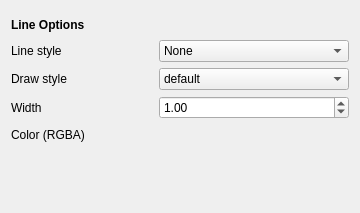
The window that qt/python/mantidqt/widgets/plotconfigdialog/curvestabwidget/linetabwidget/curves_tab_line_tab.ui (mantidproject/mantid) describes before a commit, drawn with Qt 5.
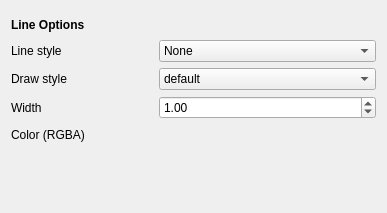
The same window after the commit.

Patch:
```diff
--- a/qt/python/mantidqt/widgets/plotconfigdialog/curvestabwidget/linetabwidget/curves_tab_line_tab.ui
+++ b/qt/python/mantidqt/widgets/plotconfigdialog/curvestabwidget/linetabwidget/curves_tab_line_tab.ui
@@ -6,12 +6,12 @@
    <rect>
     <x>0</x>
     <y>0</y>
-    <width>360</width>
+    <width>387</width>
     <height>213</height>
    </rect>
   </property>
   <property name="sizePolicy">
-   <sizepolicy hsizetype="Fixed" vsizetype="Fixed">
+   <sizepolicy hsizetype="Expanding" vsizetype="Expanding">
     <horstretch>0</horstretch>
     <verstretch>0</verstretch>
    </sizepolicy>
@@ -23,11 +23,95 @@
    <item row="0" column="0">
     <layout class="QGridLayout" name="grid_layout">
      <property name="sizeConstraint">
-      <enum>QLayout::SetFixedSize</enum>
+      <enum>QLayout::SetMinimumSize</enum>
      </property>
      <property name="topMargin">
       <number>5</number>
      </property>
+     <item row="3" column="2">
+      <widget class="QComboBox" name="draw_style_combo_box">
+       <property name="sizePolicy">
+        <sizepolicy hsizetype="Expanding" vsizetype="Expanding">
+         <horstretch>0</horstretch>
+         <verstretch>0</verstretch>
+        </sizepolicy>
+       </property>
+       <property name="minimumSize">
+        <size>
+         <width>200</width>
+         <height>20</height>
+        </size>
+       </property>
+       <item>
+        <property name="text">
+         <string>default</string>
+        </property>
+       </item>
+       <item>
+        <property name="text">
+         <string>steps</string>
+        </property>
+       </item>
+       <item>
+        <property name="text">
+         <string>steps-pre</string>
+        </property>
+       </item>
+       <item>
+        <property name="text">
+         <string>steps-mid</string>
+        </property>
+       </item>
+       <item>
+        <property name="text">
+         <string>steps-post</string>
+        </property>
+       </item>
+      </widget>
+     </item>
+     <item row="4" column="2">
+      <widget class="QDoubleSpinBox" name="line_width_spin_box">
+       <property name="sizePolicy">
+        <sizepolicy hsizetype="Expanding" vsizetype="Expanding">
+         <horstretch>0</horstretch>
+         <verstretch>0</verstretch>
+        </sizepolicy>
+       </property>
+       <property name="minimumSize">
+        <size>
+         <width>200</width>
+         <height>20</height>
+        </size>
+       </property>
+       <property name="decimals">
+        <number>2</number>
+       </property>
+       <property name="value">
+        <double>1.000000000000000</double>
+       </property>
+      </widget>
+     </item>
+     <item row="3" column="0">
+      <widget class="QLabel" name="draw_style_label">
+       <property name="text">
+        <string>Draw style</string>
+       </property>
+      </widget>
+     </item>
+     <item row="5" column="0">
+      <widget class="QLabel" name="color_label">
+       <property name="text">
+        <string>Color (RGBA)</string>
+       </property>
+      </widget>
+     </item>
+     <item row="4" column="0">
+      <widget class="QLabel" name="width_label">
+       <property name="text">
+        <string>Width</string>
+       </property>
+      </widget>
+     </item>
      <item row="1" column="0">
       <widget class="QLabel" name="line_style_label">
        <property name="sizePolicy">
@@ -36,73 +120,33 @@
          <verstretch>0</verstretch>
         </sizepolicy>
        </property>
+       <property name="minimumSize">
+        <size>
+         <width>96</width>
+         <height>0</height>
+        </size>
+       </property>
        <property name="text">
         <string>Line style</string>
        </property>
       </widget>
      </item>
-     <item row="1" column="1">
-      <spacer name="horizontalSpacer_10">
-       <property name="orientation">
-        <enum>Qt::Horizontal</enum>
+     <item row="5" column="2">
+      <widget class="QWidget" name="color_selector_dummy_widget" native="true">
+       <property name="sizePolicy">
+        <sizepolicy hsizetype="Expanding" vsizetype="Expanding">
+         <horstretch>0</horstretch>
+         <verstretch>0</verstretch>
+        </sizepolicy>
        </property>
-       <property name="sizeHint" stdset="0">
+       <property name="minimumSize">
         <size>
-         <width>40</width>
-         <height>20</height>
+         <width>200</width>
+         <height>0</height>
         </size>
        </property>
-      </spacer>
-     </item>
-     <item row="1" column="2">
-      <widget class="QComboBox" name="line_style_combo_box">
-       <item>
-        <property name="text">
-         <string>None</string>
-        </property>
-       </item>
-       <item>
-        <property name="text">
-         <string>solid</string>
-        </property>
-       </item>
-       <item>
-        <property name="text">
-         <string>dashed</string>
-        </property>
-       </item>
-       <item>
-        <property name="text">
-         <string>dashdot</string>
-        </property>
-       </item>
-       <item>
-        <property name="text">
-         <string>dotted</string>
-        </property>
-       </item>
       </widget>
      </item>
-     <item row="2" column="0">
-      <widget class="QLabel" name="draw_style_label">
-       <property name="text">
-        <string>Draw style</string>
-       </property>
-      </widget>
-     </item>
-     <item row="2" column="1">
-      <spacer name="horizontalSpacer_12">
-       <property name="orientation">
-        <enum>Qt::Horizontal</enum>
-       </property>
-       <property name="sizeHint" stdset="0">
-        <size>
-         <width>40</width>
-         <height>20</height>
-        </size>
-       </property>
-      </spacer>
-     </item>
      <item row="0" column="0" colspan="2">
       <widget class="QLabel" name="line_options_label">
        <property name="minimumSize">
@@ -123,21 +167,14 @@
        </property>
       </widget>
      </item>
-     <item row="3" column="2">
-      <widget class="QDoubleSpinBox" name="line_width_spin_box">
-       <property name="decimals">
-        <number>2</number>
-       </property>
-       <property name="value">
-        <double>1.000000000000000</double>
-       </property>
-      </widget>
-     </item>
-     <item row="4" column="1">
-      <spacer name="horizontalSpacer_11">
+     <item row="1" column="1">
+      <spacer name="horizontalSpacer_14">
        <property name="orientation">
         <enum>Qt::Horizontal</enum>
        </property>
+       <property name="sizeType">
+        <enum>QSizePolicy::Fixed</enum>
+       </property>
        <property name="sizeHint" stdset="0">
         <size>
          <width>40</width>
@@ -146,59 +183,14 @@
        </property>
       </spacer>
      </item>
-     <item row="4" column="0">
-      <widget class="QLabel" name="color_label">
-       <property name="text">
-        <string>Color (RGBA)</string>
-       </property>
-      </widget>
-     </item>
-     <item row="2" column="2">
-      <widget class="QComboBox" name="draw_style_combo_box">
-       <property name="sizePolicy">
-        <sizepolicy hsizetype="Minimum" vsizetype="Fixed">
-         <horstretch>0</horstretch>
-         <verstretch>0</verstretch>
-        </sizepolicy>
-       </property>
-       <property name="minimumSize">
-        <size>
-         <width>190</width>
-         <height>20</height>
-        </size>
-       </property>
-       <item>
-        <property name="text">
-         <string>default</string>
-        </property>
-       </item>
-       <item>
-        <property name="text">
-         <string>steps</string>
-        </property>
-       </item>
-       <item>
-        <property name="text">
-         <string>steps-pre</string>
-        </property>
-       </item>
-       <item>
-        <property name="text">
-         <string>steps-mid</string>
-        </property>
-       </item>
-       <item>
-        <property name="text">
-         <string>steps-post</string>
-        </property>
-       </item>
-      </widget>
-     </item>
      <item row="3" column="1">
       <spacer name="horizontalSpacer_13">
        <property name="orientation">
         <enum>Qt::Horizontal</enum>
        </property>
+       <property name="sizeType">
+        <enum>QSizePolicy::Fixed</enum>
+       </property>
        <property name="sizeHint" stdset="0">
         <size>
          <width>40</width>
@@ -207,27 +199,77 @@
        </property>
       </spacer>
      </item>
-     <item row="3" column="0">
-      <widget class="QLabel" name="width_label">
-       <property name="text">
-        <string>Width</string>
+     <item row="4" column="1">
+      <spacer name="horizontalSpacer_16">
+       <property name="orientation">
+        <enum>Qt::Horizontal</enum>
        </property>
-      </widget>
+       <property name="sizeType">
+        <enum>QSizePolicy::Fixed</enum>
+       </property>
+       <property name="sizeHint" stdset="0">
+        <size>
+         <width>40</width>
+         <height>20</height>
+        </size>
+       </property>
+      </spacer>
      </item>
-     <item row="4" column="2">
-      <widget class="QWidget" name="color_selector_dummy_widget" native="true">
+     <item row="5" column="1">
+      <spacer name="horizontalSpacer_17">
+       <property name="orientation">
+        <enum>Qt::Horizontal</enum>
+       </property>
+       <property name="sizeType">
+        <enum>QSizePolicy::Fixed</enum>
+       </property>
+       <property name="sizeHint" stdset="0">
+        <size>
+         <width>40</width>
+         <height>20</height>
+        </size>
+       </property>
+      </spacer>
+     </item>
+     <item row="1" column="2">
+      <widget class="QComboBox" name="line_style_combo_box">
        <property name="sizePolicy">
-        <sizepolicy hsizetype="Minimum" vsizetype="Minimum">
+        <sizepolicy hsizetype="Expanding" vsizetype="Expanding">
          <horstretch>0</horstretch>
          <verstretch>0</verstretch>
         </sizepolicy>
        </property>
        <property name="minimumSize">
         <size>
-         <width>190</width>
+         <width>200</width>
          <height>20</height>
         </size>
        </property>
+       <item>
+        <property name="text">
+         <string>None</string>
+        </property>
+       </item>
+       <item>
+        <property name="text">
+         <string>solid</string>
+        </property>
+       </item>
+       <item>
+        <property name="text">
+         <string>dashed</string>
+        </property>
+       </item>
+       <item>
+        <property name="text">
+         <string>dashdot</string>
+        </property>
+       </item>
+       <item>
+        <property name="text">
+         <string>dotted</string>
+        </property>
+       </item>
       </widget>
      </item>
     </layout>
```
Left out of the diff: 7 changed lines with no effect on the pictures.
